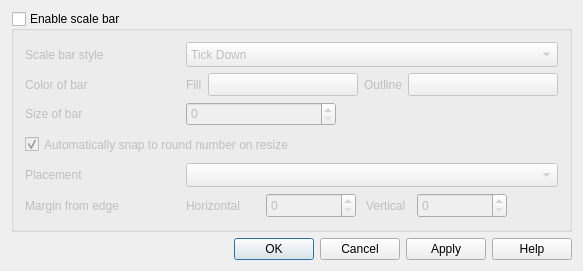
Before: the Qt Designer form src/ui/qgsdecorationscalebardialog.ui in qgis/QGIS, drawn with Qt 5.
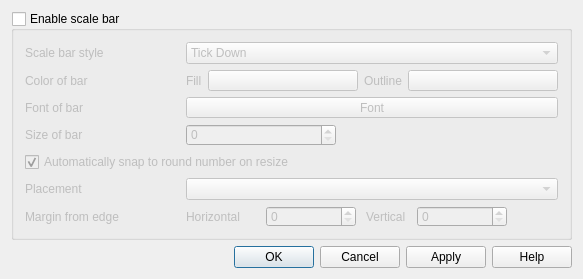
After: the same form once the commit is applied. Icons and pictures are not drawn. Custom widgets are drawn as their Qt base class.

The edit to the form file:
```diff
--- a/src/ui/qgsdecorationscalebardialog.ui
+++ b/src/ui/qgsdecorationscalebardialog.ui
@@ -7,7 +7,7 @@
     <x>0</x>
     <y>0</y>
     <width>565</width>
-    <height>271</height>
+    <height>279</height>
    </rect>
   </property>
   <property name="windowTitle">
@@ -124,7 +124,7 @@
         </property>
        </widget>
       </item>
-      <item row="4" column="0">
+      <item row="5" column="0">
        <widget class="QLabel" name="textLabel1_3">
         <property name="sizePolicy">
          <sizepolicy hsizetype="Preferred" vsizetype="Minimum">
@@ -186,7 +186,36 @@
         </property>
        </widget>
       </item>
+      <item row="4" column="0">
+       <widget class="QLabel" name="textLabel1_3_22">
+        <property name="sizePolicy">
+         <sizepolicy hsizetype="Preferred" vsizetype="Minimum">
+          <horstretch>0</horstretch>
+          <verstretch>0</verstretch>
+         </sizepolicy>
+        </property>
+        <property name="text">
+         <string>Font of bar</string>
+        </property>
+       </widget>      
+      </item>
       <item row="4" column="1">
+       <widget class="QgsFontButton" name="mButtonFontStyle">
+        <property name="enabled">
+         <bool>true</bool>
+        </property>
+        <property name="sizePolicy">
+         <sizepolicy hsizetype="Expanding" vsizetype="Fixed">
+          <horstretch>0</horstretch>
+          <verstretch>0</verstretch>
+         </sizepolicy>
+        </property>
+        <property name="text">
+         <string>Font</string>
+        </property>
+       </widget>      
+      </item>
+      <item row="5" column="1">
        <layout class="QHBoxLayout" name="horizontalLayout_3">
         <item>
          <widget class="QgsSpinBox" name="spnSize">
@@ -219,7 +248,7 @@
         </item>
        </layout>
       </item>
-      <item row="7" column="1">
+      <item row="8" column="1">
        <layout class="QHBoxLayout" name="hlytMargin" stretch="0,0,0,0,0">
         <property name="spacing">
          <number>10</number>
@@ -336,7 +365,7 @@
         </item>
        </layout>
       </item>
-      <item row="6" column="1">
+      <item row="7" column="1">
        <widget class="QComboBox" name="cboPlacement">
         <property name="sizePolicy">
          <sizepolicy hsizetype="Minimum" vsizetype="Minimum">
@@ -346,7 +375,7 @@
         </property>
        </widget>
       </item>
-      <item row="7" column="0">
+      <item row="8" column="0">
        <widget class="QLabel" name="lblMargin">
         <property name="minimumSize">
          <size>
@@ -359,7 +388,7 @@
         </property>
        </widget>
       </item>
-      <item row="6" column="0">
+      <item row="7" column="0">
        <widget class="QLabel" name="lblLocation">
         <property name="sizePolicy">
          <sizepolicy hsizetype="Preferred" vsizetype="Minimum">
@@ -375,7 +404,7 @@
         </property>
        </widget>
       </item>
-      <item row="5" column="0" colspan="2">
+      <item row="6" column="0" colspan="2">
        <widget class="QCheckBox" name="chkSnapping">
         <property name="sizePolicy">
          <sizepolicy hsizetype="Minimum" vsizetype="Minimum">
@@ -404,6 +433,11 @@
    <header>qgscolorbutton.h</header>
    <container>1</container>
   </customwidget>
+  <customwidget>
+   <class>QgsFontButton</class>
+   <extends>QToolButton</extends>
+   <header>qgsfontbutton.h</header>
+  </customwidget>
   <customwidget>
    <class>QgsSpinBox</class>
    <extends>QSpinBox</extends>
```
Left out of the diff: 1 changed line with no effect on the pictures.
